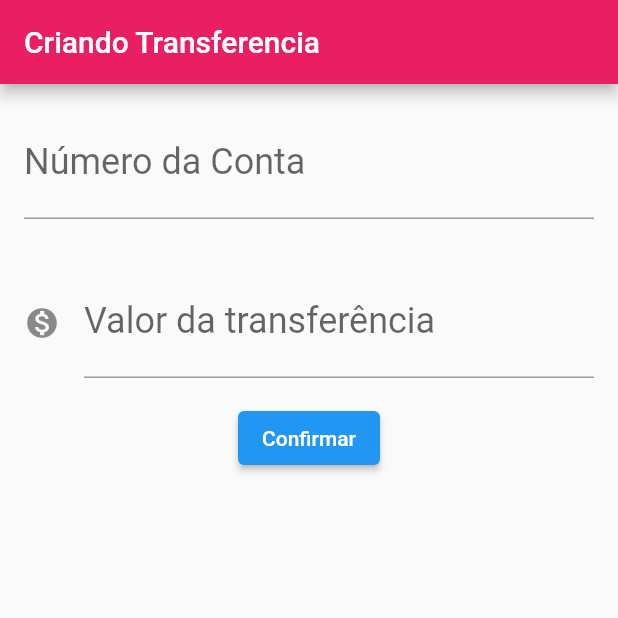
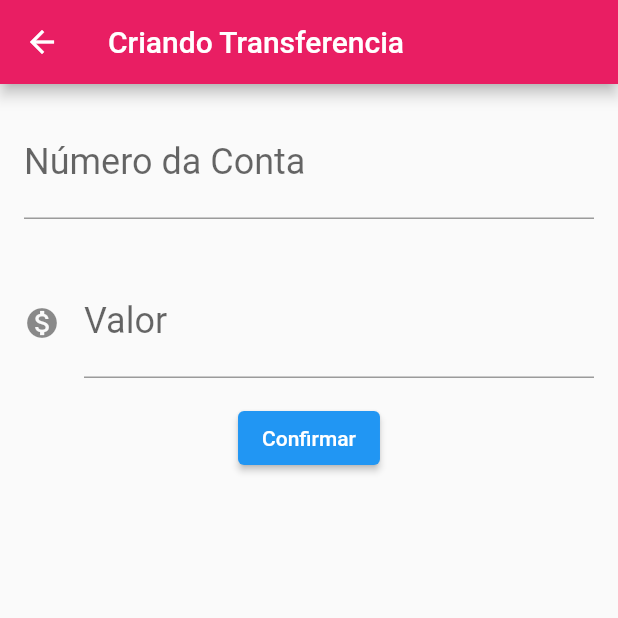
Before and after one commit to pedrold10/bytebank, a Flutter app: the FormularioTransferencia screen opened directly, after a tap on "Confirmar", on a phone screen of 412 x 824 dp, the top half of it. Run offline on Flutter 3.47's test engine with Material 2 defaults, Android fonts, the phone set to English and light mode, and no system bars.

Commit message:
Ligando a tela principal a tela de transferências

```diff
--- a/bytebank/lib/main.dart
+++ b/bytebank/lib/main.dart
@@ -9,7 +9,7 @@ class ByteBankApp extends StatelessWidget{
     return
       MaterialApp(
         home: Scaffold(
-            body: FormularioTransferencia()
+            body: ListaTransferencias()
         ),
       );
   }
@@ -28,50 +28,37 @@ class FormularioTransferencia extends StatelessWidget{
       ),
       body: Column(
         children: [
-          Padding(
-            padding: const EdgeInsets.all(16.0),
-            child: TextField(
-              controller: _controladorCampoNumeroConta,
-              style: TextStyle(
-                fontSize: 24
-              ),
-              decoration: InputDecoration(
-                labelText: 'Número da Conta',
-                hintText: '0000'
-              ),
-              keyboardType: TextInputType.number,
-            ),
+          Editor(
+              controlador: _controladorCampoNumeroConta,
+              rotulo:'Número da Conta',
+              dica: '0000'
           ),
-          Padding(
-            padding: const EdgeInsets.all(16.0),
-            child: TextField(
-              controller: _controladorCampoValor,
-                style: TextStyle(
-                    fontSize: 24
-                ),
-                decoration: InputDecoration(
-                    icon: Icon(Icons.monetization_on),
-                    labelText: 'Valor da transferência',
-                    hintText: '0.00'
-                ),
-              keyboardType: TextInputType.number,
-            ),
+          Editor(
+              controlador: _controladorCampoValor,
+              rotulo: 'Valor',
+              dica: '0.00',
+              icone: Icons.monetization_on
           ),
           ElevatedButton(
-            onPressed: () {
-              debugPrint('Clicou em confirmar');
-              final int? numeroConta = int.tryParse(_controladorCampoNumeroConta.text);
-              final double? valor = double.tryParse(_controladorCampoValor.text);
-              if(numeroConta != null && valor != null){
-                final transferenciaCriada = Transferencia(valor, numeroConta);
-                debugPrint('$transferenciaCriada');
-              }
-            },
+            onPressed: () => _criaTransferencia(context),
             child: Text('Confirmar'),
           )
         ],
       ),
     );
+  }
+
+  void _criaTransferencia(BuildContext context) {
+
+    //debugPrint('Clicou em confirmar');
+    final int? numeroConta = int.tryParse(_controladorCampoNumeroConta.text);
+    final double? valor = double.tryParse(_controladorCampoValor.text);
+    if(numeroConta != null && valor != null){
+      final transferenciaCriada = Transferencia(valor, numeroConta);
+      debugPrint('Criando transferência');
+      debugPrint('$transferenciaCriada');
+      Navigator.pop(context, transferenciaCriada);
+    }
   }
 }
 
@@ -82,7 +69,7 @@ class ListaTransferencias extends StatelessWidget {
     return Scaffold(
       appBar: AppBar(
         title: Text('Transferências'),
-        backgroundColor: Colors.deepPurple,
+        backgroundColor: Colors.pink,
       ),
       body: Column(
         children: [
@@ -92,8 +79,17 @@ class ListaTransferencias extends StatelessWidget {
         ],
       ),
       floatingActionButton: FloatingActionButton(
-        onPressed: () { },
-        child: Icon(Icons.add, ), backgroundColor: Colors.deepPurple,
+
+        child: Icon(Icons.add), backgroundColor: Colors.pink,
+          onPressed: () {
+            final Future future = Navigator.push(context, MaterialPageRoute(builder: (context){
+              return FormularioTransferencia();
+            }));
+            future.then((transferenciaRecebida){
+              debugPrint('$transferenciaRecebida');
+              debugPrint('Chegou no then do future');
+            });
+          },
       ),
     );
   }
@@ -118,24 +114,26 @@ class ItemTransferencia extends StatelessWidget{
 
 class Editor extends StatelessWidget {
 
-  final TextEditingController _controlador;
-  final String _rotulo;
-  final String _dica;
+  final TextEditingController? controlador;
+  final String? rotulo;
+  final String? dica;
+  final IconData? icone;
 
-  Editor(this._controlador, this._rotulo, this._dica);
+  Editor({this.controlador,  this.rotulo,  this.dica, this.icone});
 
   @override
   Widget build(BuildContext context) {
     return Padding(
       padding: const EdgeInsets.all(16.0),
       child: TextField(
-        controller: _controlador,
+        controller: controlador,
         style: TextStyle(
             fontSize: 24
         ),
         decoration: InputDecoration(
-            labelText: _rotulo,
-            hintText: _dica,
+            icon: icone != null ? Icon(icone) : null,
+            labelText: rotulo,
+            hintText: dica,
         ),
         keyboardType: TextInputType.number,
       ),
@@ -153,6 +151,6 @@ class Transferencia {
 
   @override
   String toString() {
-    return 'Transferencia\n Valor: $valor\n Numero da conta: $numero_conta';
+    return 'Transferencia\n Valor: £$valor\n Numero da conta: $numero_conta';
   }
 }
```
